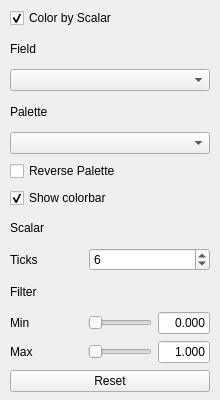
The window that src/ui/scalar_page.ui (thermeng/SciRender) describes before a commit, drawn with Qt 5.
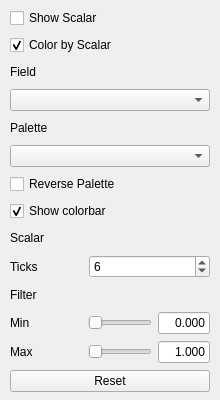
The same window after the commit.

Commit message: ui: disabled scalar, streamlines & volume on incapable mesh data

```diff
--- a/src/ui/scalar_page.ui
+++ b/src/ui/scalar_page.ui
@@ -27,6 +27,31 @@
     <number>8</number>
    </property>
    <item>
+    <widget class="QCheckBox" name="showCb">
+     <property name="text">
+      <string>Show Scalar</string>
+     </property>
+    </widget>
+   </item>
+   <item>
+    <widget class="QWidget" name="optionsGroup" native="true">
+     <layout class="QVBoxLayout" name="optionsLayout">
+      <property name="spacing">
+       <number>7</number>
+      </property>
+      <property name="leftMargin">
+       <number>0</number>
+      </property>
+      <property name="topMargin">
+       <number>0</number>
+      </property>
+      <property name="rightMargin">
+       <number>0</number>
+      </property>
+      <property name="bottomMargin">
+       <number>0</number>
+      </property>
+      <item>
     <widget class="QCheckBox" name="colorByScalar">
      <property name="text">
       <string>Color by Scalar</string>
@@ -261,6 +286,9 @@
     <widget class="QPushButton" name="resetFilterBtn"><property name="text">
       <string>Reset</string>
      </property>
+       </widget>
+      </item>
+     </layout>
     </widget>
    </item>
   </layout>
```
Lines whose indentation alone changed are shown as unchanged. The commit also changes 5 other files.
